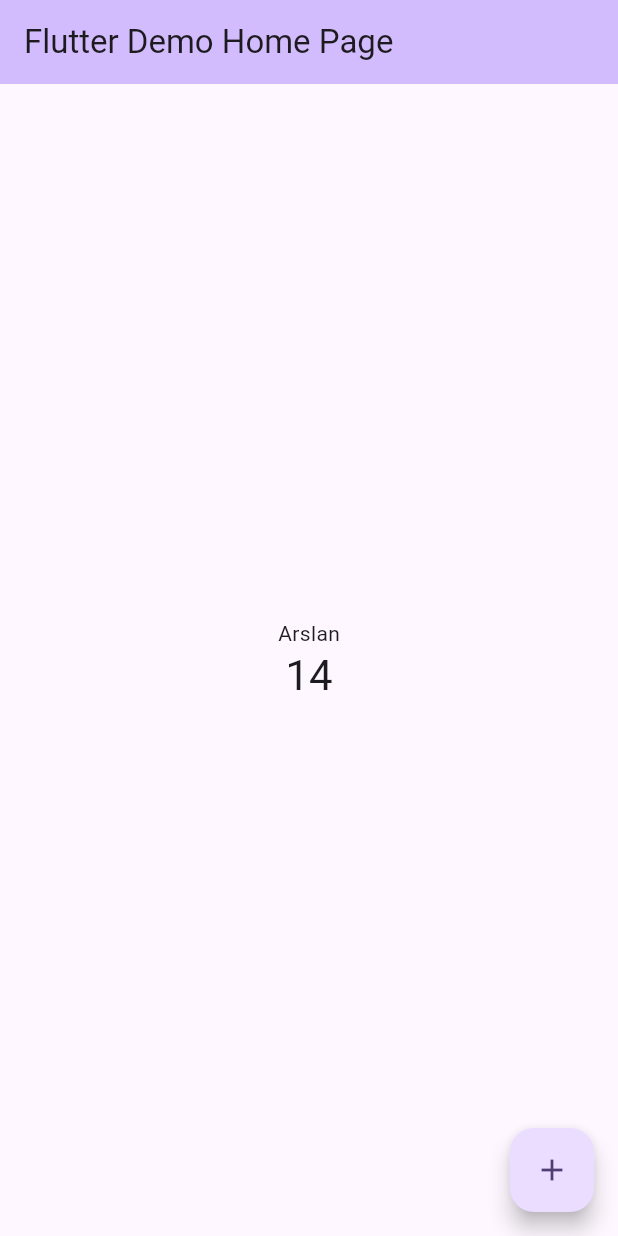
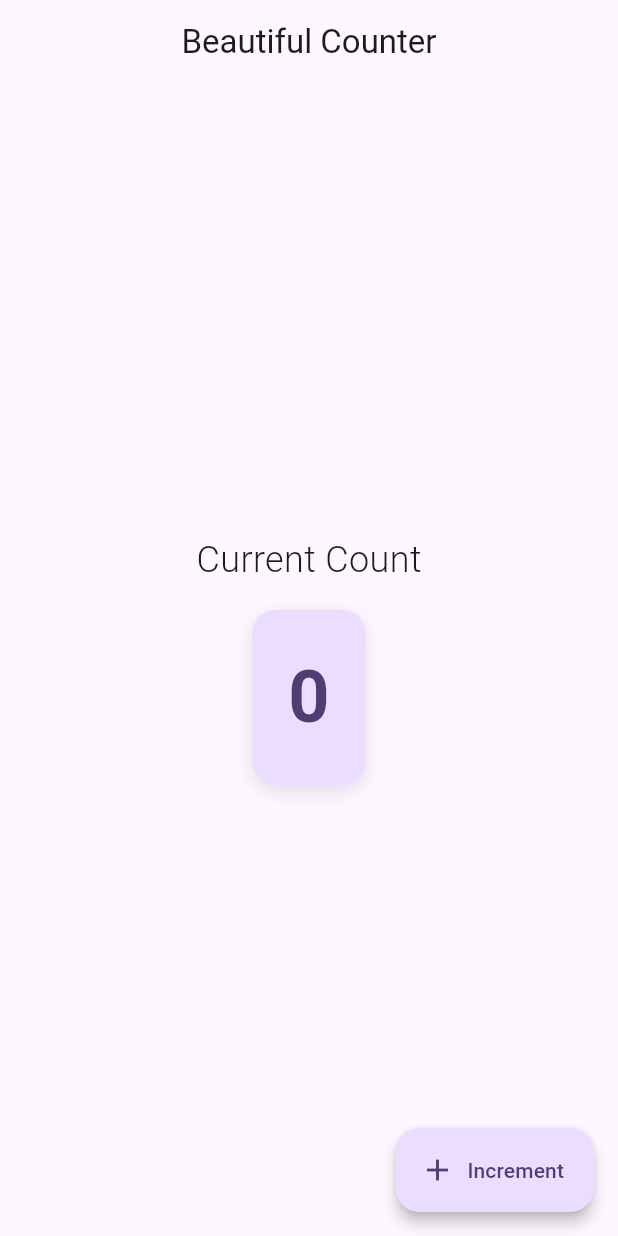
Before and after one commit to ArslanYousaf12/riverpod_counter_app, a Flutter app: the screen it shows after launch, on a phone screen of 412 x 824 dp. Run offline on Flutter 3.47's test engine with Material 3 defaults, Android fonts, the phone set to English and light mode, and no system bars; our stand-ins replace flutter_riverpod, hive; accounts and stored records are empty.

Commit message:
Added hive and redesign the ui

```diff
--- a/lib/main.dart
+++ b/lib/main.dart
@@ -1,82 +1,117 @@
+// main.dart
 import 'package:flutter/material.dart';
 import 'package:flutter_riverpod/flutter_riverpod.dart';
-import 'package:riverpod_app/providers.dart';
-import 'package:riverpod_app/quiz_screen.dart';
+import 'package:hive/hive.dart';
+import 'package:path_provider/path_provider.dart';
 
-void main() {
+void main() async {
+  WidgetsFlutterBinding.ensureInitialized();
+  final dir = await getApplicationDocumentsDirectory();
+  Hive.init(dir.path);
+  await Hive.openBox('counterBox');
   runApp(const ProviderScope(child: MyApp()));
 }
 
+// Counter Provider
+final counterProvider = StateNotifierProvider<CounterNotifier, int>((ref) {
+  return CounterNotifier();
+});
+
+class CounterNotifier extends StateNotifier<int> {
+  CounterNotifier()
+      : super(Hive.box('counterBox').get('count', defaultValue: 0)) {
+    loadCounter();
+  }
+
+  Future<void> loadCounter() async {
+    state = Hive.box('counterBox').get('count', defaultValue: 0);
+  }
+
+  void increment() {
+    state++;
+    Hive.box('counterBox').put('count', state);
+  }
+}
+
+// Main App
 class MyApp extends StatelessWidget {
   const MyApp({super.key});
 
-  // This widget is the root of your application.
   @override
   Widget build(BuildContext context) {
     return MaterialApp(
-      title: 'Flutter Demo',
+      title: 'Beautiful Counter',
       theme: ThemeData(
-        colorScheme: ColorScheme.fromSeed(seedColor: Colors.deepPurple),
+        colorScheme: ColorScheme.fromSeed(
+          seedColor: Colors.deepPurple,
+          brightness: Brightness.light,
+        ),
         useMaterial3: true,
       ),
-      home: const MyHomePage(title: 'Flutter Demo Home Page'),
+      home: const HomePage(),
     );
   }
 }
 
-class MyHomePage extends ConsumerStatefulWidget {
-  const MyHomePage({super.key, required this.title});
-
-  final String title;
+// Home Page
+class HomePage extends ConsumerWidget {
+  const HomePage({super.key});
 
   @override
-  ConsumerState<MyHomePage> createState() => _MyHomePageState();
-}
+  Widget build(BuildContext context, WidgetRef ref) {
+    final count = ref.watch(counterProvider);
 
-class _MyHomePageState extends ConsumerState<MyHomePage> {
-  int _counter = 0;
-
-  void _incrementCounter() {
-    setState(() {
-      _counter++;
-    });
-  }
-
-  @override
-  Widget build(
-    BuildContext context,
-  ) {
-    int countervalue = ref.watch(counterProvider);
-    String name = ref.watch(nameProvider);
     return Scaffold(
       appBar: AppBar(
-        backgroundColor: Theme.of(context).colorScheme.inversePrimary,
-        title: Text(widget.title),
+        title: const Text('Beautiful Counter'),
+        centerTitle: true,
       ),
       body: Center(
         child: Column(
           mainAxisAlignment: MainAxisAlignment.center,
-          children: <Widget>[
-            Text(
-              name,
+          children: [
+            const Text(
+              'Current Count',
+              style: TextStyle(
+                fontSize: 24,
+                fontWeight: FontWeight.w300,
+              ),
             ),
-            Text(
-              '$countervalue',
-              style: Theme.of(context).textTheme.headlineMedium,
+            const SizedBox(height: 16),
+            Container(
+              padding: const EdgeInsets.all(24),
+              decoration: BoxDecoration(
+                color: Theme.of(context).colorScheme.primaryContainer,
+                borderRadius: BorderRadius.circular(16),
+                boxShadow: [
+                  BoxShadow(
+                    color: Colors.black.withOpacity(0.1),
+                    blurRadius: 10,
+                    offset: const Offset(0, 4),
+                  )
+                ],
+              ),
+              child: Text(
+                '$count',
+                style: TextStyle(
+                  fontSize: 48,
+                  fontWeight: FontWeight.bold,
+                  color: Theme.of(context).colorScheme.onPrimaryContainer,
+                ),
+              ),
             ),
           ],
         ),
       ),
-      floatingActionButton: FloatingActionButton(
-        onPressed: () {
-          Navigator.push(
-            context,
-            MaterialPageRoute(builder: (context) => QuizScreen()),
-          );
-        },
-        tooltip: 'Increment',
-        child: const Icon(Icons.add),
-      ), // This trailing comma makes auto-formatting nicer for build methods.
+      floatingActionButton: FloatingActionButton.extended(
+        onPressed: () => ref.read(counterProvider.notifier).increment(),
+        icon: const Icon(Icons.add),
+        label: const Text('Increment'),
+        elevation: 4,
+        shape: RoundedRectangleBorder(
+          borderRadius: BorderRadius.circular(16),
+        ),
+      ),
     );
   }
 }
--- a/pubspec.yaml
+++ b/pubspec.yaml
@@ -36,6 +36,9 @@ dependencies:
   # Use with the CupertinoIcons class for iOS style icons.
   cupertino_icons: ^1.0.8
   flutter_riverpod: ^2.6.1
+  hive: ^2.2.3
+  path_provider: ^2.1.1
+  hive_flutter: ^1.1.0
 
 dev_dependencies:
   flutter_test:
```
Also changed, not shown: pubspec.lock, 7 other files.
